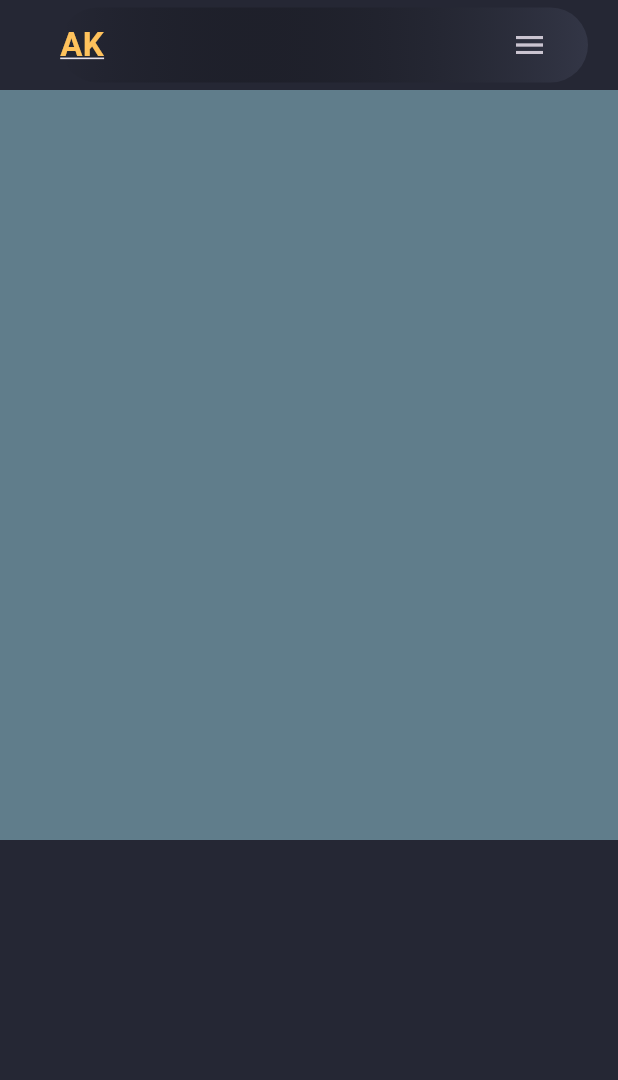
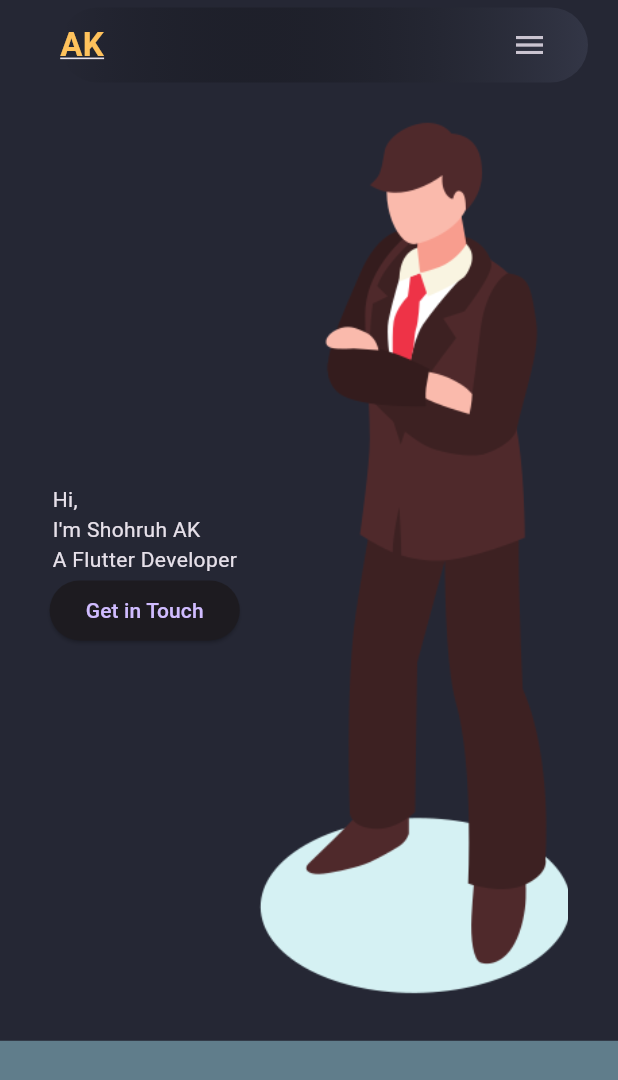
Before and after one commit to DevOps-With-Babar-Zahoor/portfolio-website, a Flutter app: the screen it shows after launch, on a phone screen of 412 x 824 dp. Shown: the top 1080 px of the screen. Run offline on Flutter 3.47's test engine with Material 3 defaults, Android fonts, the phone set to English and light mode, and no system bars.

Commit message:
part 6 upto 9:49

```diff
--- a/lib/pages/home_page.dart
+++ b/lib/pages/home_page.dart
@@ -16,6 +16,8 @@ class _HomePageState extends State<HomePage> {
   final scaffoldKey = GlobalKey<ScaffoldState>();
   @override
   Widget build(BuildContext context) {
+    final screenSize = MediaQuery.of(context).size;
+    final screenWidth = screenSize.width;
     return LayoutBuilder(builder: (context, constraints) {
       return Scaffold(
           key: scaffoldKey,
@@ -36,6 +38,36 @@ class _HomePageState extends State<HomePage> {
                     scaffoldKey.currentState?.openEndDrawer();
                   },
                 ),
+              Container(
+                margin: const EdgeInsets.symmetric(
+                  horizontal: 20.0,
+                ),
+                height: screenSize.height / 1.3,
+                constraints: const BoxConstraints(
+                  minHeight: 350.0,
+                ),
+                child: Row(
+                  mainAxisAlignment: MainAxisAlignment.spaceEvenly,
+                  children: [
+                    Column(
+                      mainAxisAlignment: MainAxisAlignment.center,
+                      children: [
+                        Text("Hi,\nI'm Shohruh AK\nA Flutter Developer"),
+                        ElevatedButton(
+                          onPressed: () {},
+                          child: const Text(
+                            "Get in Touch",
+                          ),
+                        ),
+                      ],
+                    ),
+                    Image.asset(
+                      "assets/my_flutter_avatar.png",
+                      width: screenWidth / 2,
+                    ),
+                  ],
+                ),
+              ),
               // Skills
               Container(
                 height: 500,
--- a/pubspec.yaml
+++ b/pubspec.yaml
@@ -59,8 +59,8 @@ flutter:
   uses-material-design: true
 
   # To add assets to your application, add an assets section, like this:
-  # assets:
-  #   - images/a_dot_burr.jpeg
+  assets:
+    - assets/
   #   - images/a_dot_ham.jpeg
 
   # An image asset can refer to one or more resolution-specific "variants", see
```
Also changed, not shown: assets/my_flutter_avatar.png (added).
